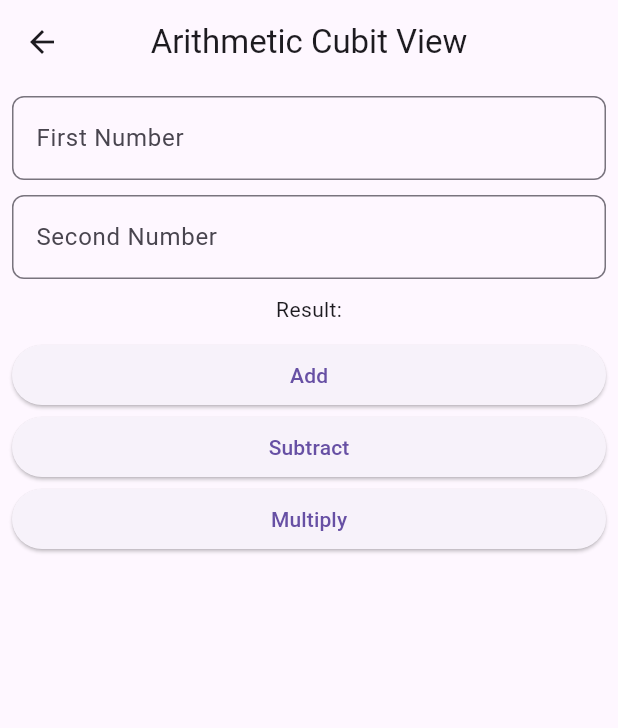
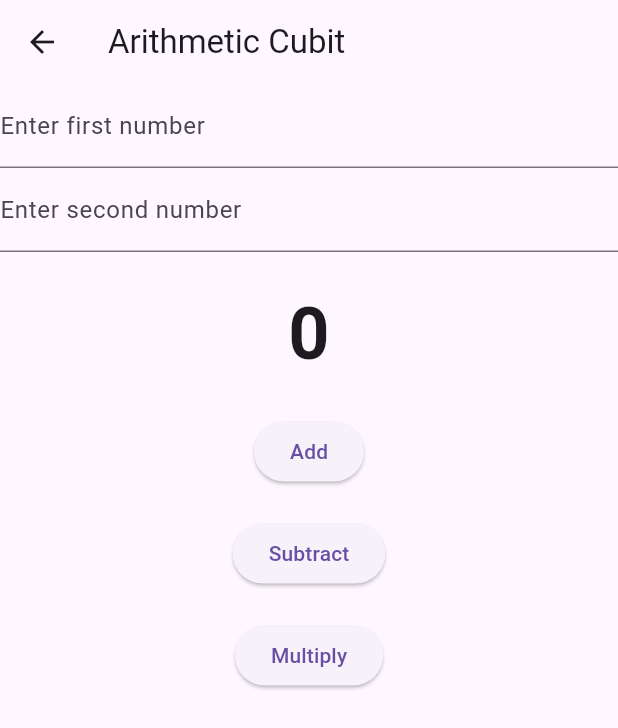
Before and after one commit to Bibek9849/bloc_starter, a Flutter app: the ArithmeticCubitView screen opened directly, after a tap on "Subtract", on a phone screen of 412 x 824 dp. Shown: the top 728 px of the screen. Run offline on Flutter 3.47's test engine with Material 3 defaults, Android fonts, the phone set to English and light mode, and no system bars; our stand-ins replace equatable, flutter_bloc.

Commit message:
arthmatic

```diff
--- a/lib/view/arthmatic_cubit_view.dart
+++ b/lib/view/arthmatic_cubit_view.dart
@@ -1,59 +1,77 @@
 import 'package:flutter/material.dart';
+import 'package:flutter_bloc/flutter_bloc.dart';
+
+import '../cubit/arthmatic_cubit.dart';
 
 class ArithmeticCubitView extends StatelessWidget {
-  const ArithmeticCubitView({super.key});
+  ArithmeticCubitView({super.key});
+
+  final TextEditingController firstNumberController = TextEditingController();
+  final TextEditingController secondNumberController = TextEditingController();
 
   @override
   Widget build(BuildContext context) {
     return Scaffold(
-      appBar:
-          AppBar(title: const Text('Arithmetic Cubit View'), centerTitle: true),
-      body: SafeArea(
-          child: Padding(
-        padding: const EdgeInsets.all(8.0),
-        child: Column(
+      appBar: AppBar(
+        title: Text('Arithmetic Cubit'),
+      ),
+      body: Column(
         children: [
           TextFormField(
             decoration: InputDecoration(
-                labelText: 'First Number',
-                border: OutlineInputBorder(
-                  borderRadius: BorderRadius.circular(8),
+              labelText: 'Enter first number',
             ),
-              ),
-            ),
-            SizedBox(
-              height: 10,
+            controller: firstNumberController,
           ),
           TextFormField(
             decoration: InputDecoration(
-                labelText: 'Second Number',
-                border: OutlineInputBorder(
-                  borderRadius: BorderRadius.circular(8),
+              labelText: 'Enter second number',
             ),
+            controller: secondNumberController,
           ),
+          SizedBox(height: 20),
+          BlocBuilder<ArithmeticCubit, int>(builder: (context, int state) {
+            return Text(
+              '$state',
+              style: const TextStyle(
+                fontSize: 48,
+                fontWeight: FontWeight.bold,
               ),
-            SizedBox(
-              height: 10,
+            );
+          }),
+          SizedBox(height: 20),
+          ElevatedButton(
+            onPressed: () {
+              final int firstNumber = int.parse(firstNumberController.text);
+              final int secondNumber = int.parse(secondNumberController.text);
+              context.read<ArithmeticCubit>().add(firstNumber, secondNumber);
+            },
+            child: Text('Add'),
           ),
-            const Text("Result:"),
-            SizedBox(
-              height: 10,
+          SizedBox(height: 20),
+          ElevatedButton(
+            onPressed: () {
+              final int firstNumber = int.parse(firstNumberController.text);
+              final int secondNumber = int.parse(secondNumberController.text);
+              context
+                  .read<ArithmeticCubit>()
+                  .subtract(firstNumber, secondNumber);
+            },
+            child: Text('Subtract'),
           ),
-            SizedBox(
-                width: double.infinity,
-                child:
-                    ElevatedButton(onPressed: () {}, child: const Text("Add"))),
-            SizedBox(
-                width: double.infinity,
-                child: ElevatedButton(
-                    onPressed: () {}, child: const Text("Subtract"))),
-            SizedBox(
-                width: double.infinity,
-                child: ElevatedButton(
-                    onPressed: () {}, child: const Text("Multiply"))),
+          SizedBox(height: 20),
+          ElevatedButton(
+            onPressed: () {
+              final int firstNumber = int.parse(firstNumberController.text);
+              final int secondNumber = int.parse(secondNumberController.text);
+              context
+                  .read<ArithmeticCubit>()
+                  .multiply(firstNumber, secondNumber);
+            },
+            child: Text('Multiply'),
+          ),
         ],
       ),
-      )),
     );
   }
 }
```
Also changed, not shown: lib/cubit/arthmatic_cubit.dart (+8 -11 lines). Lines whose indentation alone changed are shown as unchanged.
